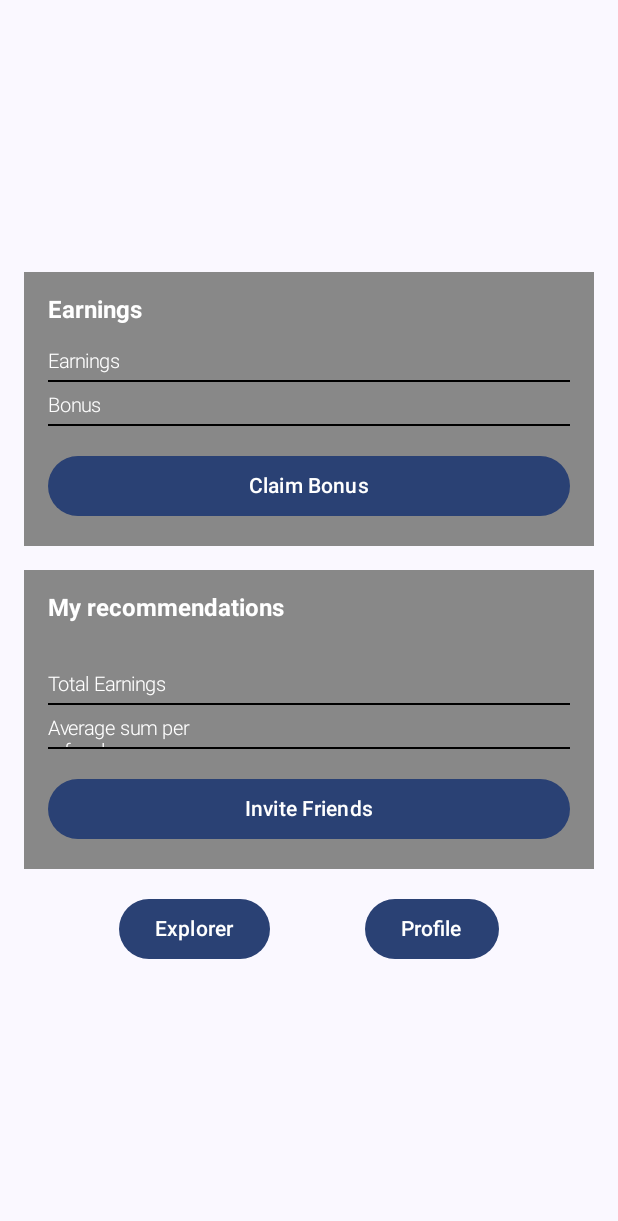
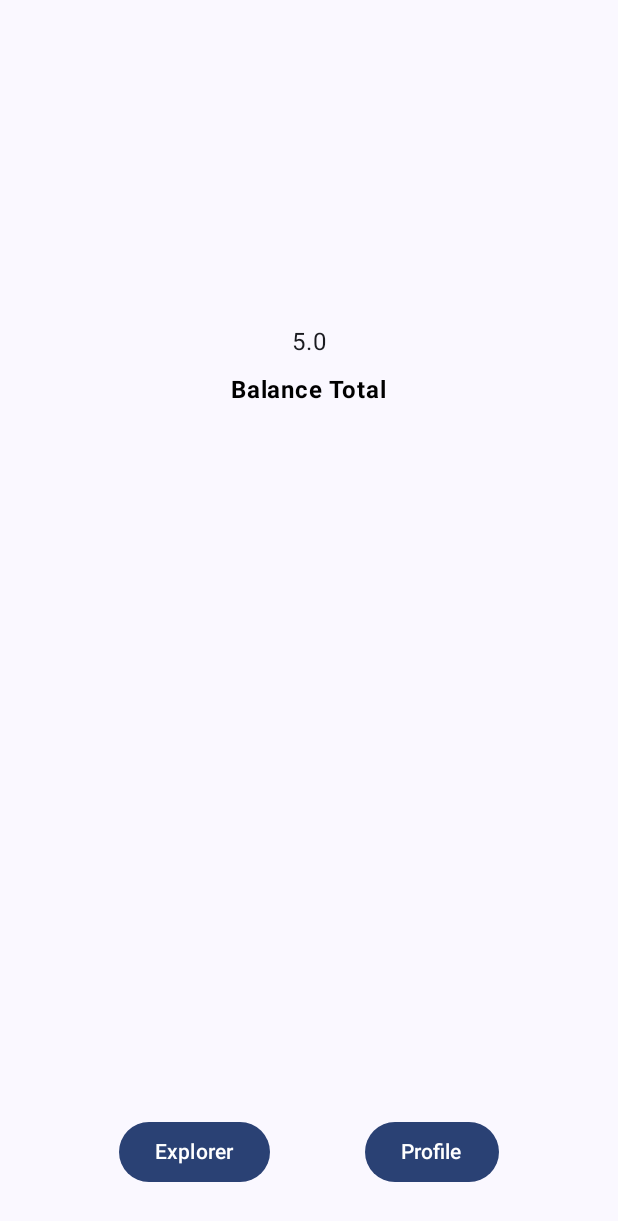
Before and after one commit to Morkstn/Startup, an Android app built with Jetpack Compose: the MainScreen screen opened through its navigation route, on a phone screen of 412 x 824 dp. Shown: the top 1221 px of the screen. Run offline under Robolectric (Android 15) with nearby library versions, the phone set to English and light mode, and no system bars; our stand-ins replace Room's generated code.

Commit message:
Version 1.4.1

```diff
--- a/Startup-main/app/src/main/java/com/fiap/startup/database/dao/UsuarioDao.kt
+++ b/Startup-main/app/src/main/java/com/fiap/startup/database/dao/UsuarioDao.kt
@@ -6,6 +6,7 @@ import androidx.room.Insert
 import androidx.room.Query
 import androidx.room.Update
 import com.fiap.startup.model.Usuario
+
 @Dao
 interface UsuarioDao {
 
@@ -15,6 +16,8 @@ interface UsuarioDao {
     @Update
     fun atualizar(usuario: Usuario): Int
 
+
+
     @Delete
     fun excluir(usuario: Usuario): Int
 
@@ -23,4 +26,5 @@ interface UsuarioDao {
 
     @Query("SELECT * FROM tb_usuario WHERE email = :email")
     fun buscarPorEmail(email: String): Usuario?
+
 }
--- a/Startup-main/app/src/main/java/com/fiap/startup/database/repository/UsuarioRepository.kt
+++ b/Startup-main/app/src/main/java/com/fiap/startup/database/repository/UsuarioRepository.kt
@@ -25,4 +25,8 @@ class UsuarioRepository(context: Context) {
         val usuario = db.buscarPorEmail(email)
         return usuario != null && usuario.password == password
     }
+
+
+
+
 }
--- a/Startup-main/app/src/main/java/com/fiap/startup/model/Usuario.kt
+++ b/Startup-main/app/src/main/java/com/fiap/startup/model/Usuario.kt
@@ -9,9 +9,10 @@ data class Usuario(
     var nome: String = "",
     var email: String= "",
     var cpf: String = "",
-    var saldo: Double = 0.00,
+    var saldo: Double = 5.00,
     var bonus: Double = 0.00,
     var premium: Boolean = false,
     var password: String = "",
 
-)
+
+    )
--- a/Startup-main/app/src/main/java/com/fiap/startup/navigation/AppNavigation.kt
+++ b/Startup-main/app/src/main/java/com/fiap/startup/navigation/AppNavigation.kt
@@ -54,6 +54,5 @@ fun AppNavigation() {
         composable(AppScreen.PasswordRecoveryScreen.route){
             PasswordRecoveryScreen(navController = navController)
         }
-
     }
 }
--- a/Startup-main/app/src/main/java/com/fiap/startup/navigation/AppScreen.kt
+++ b/Startup-main/app/src/main/java/com/fiap/startup/navigation/AppScreen.kt
@@ -9,6 +9,8 @@ sealed class AppScreen(val route: String,  val title: String) {
     object LoginScreen: AppScreen("Login","login_screen")
 
     object  PasswordRecoveryScreen: AppScreen("Reset", "reset_account")
+
+    //object  ChooseNewPassword: AppScreen ("NewPassword", "reset_password")
     object SingUpScreen: AppScreen("Create","singUp_screen")
 
 
--- a/Startup-main/app/src/main/java/com/fiap/startup/view/MainScreen.kt
+++ b/Startup-main/app/src/main/java/com/fiap/startup/view/MainScreen.kt
@@ -2,7 +2,6 @@ package com.fiap.startup.view
 
 import android.os.Build
 import androidx.annotation.RequiresApi
-import androidx.compose.foundation.background
 import androidx.compose.foundation.layout.Arrangement
 import androidx.compose.foundation.layout.Box
 import androidx.compose.foundation.layout.Column
@@ -12,225 +11,65 @@ import androidx.compose.foundation.layout.fillMaxSize
 import androidx.compose.foundation.layout.fillMaxWidth
 import androidx.compose.foundation.layout.height
 import androidx.compose.foundation.layout.padding
-import androidx.compose.foundation.layout.width
-import androidx.compose.foundation.layout.wrapContentHeight
 import androidx.compose.material3.Button
 import androidx.compose.material3.Text
 import androidx.compose.runtime.Composable
+import androidx.compose.runtime.remember
 import androidx.compose.ui.Alignment
 import androidx.compose.ui.Modifier
 import androidx.compose.ui.graphics.Color
-import androidx.compose.ui.text.TextStyle
 import androidx.compose.ui.text.font.FontWeight
 import androidx.compose.ui.tooling.preview.Preview
 import androidx.compose.ui.unit.dp
 import androidx.compose.ui.unit.sp
 import androidx.navigation.NavController
 import androidx.navigation.compose.rememberNavController
+import com.fiap.startup.model.Usuario
 import com.fiap.startup.navigation.AppScreen
 
 @RequiresApi(Build.VERSION_CODES.Q)
 @Composable
 fun MainScreen(navController: NavController) {
     Column(
-            modifier = Modifier
-                    .fillMaxSize()
-                    .padding(16.dp),
-            horizontalAlignment = Alignment.CenterHorizontally,
-            verticalArrangement = Arrangement.Center
+        modifier = Modifier
+            .fillMaxSize()
+            .padding(16.dp),
+        verticalArrangement = Arrangement.SpaceBetween
     ) {
-        // Text("Tela Principal")
+        // Conteúdo do saldo dentro da Box
         Box(
             modifier = Modifier
                 .fillMaxWidth()
-                .wrapContentHeight()
-                .background(Color.Gray)
+                .padding(top = 200.dp),
+            contentAlignment = Alignment.TopCenter
         ) {
+            val usuario = remember { Usuario() }
+            val saldo = usuario.saldo
+            // Column para organizar o saldo e "Balance" verticalmente
             Column(
-                modifier = Modifier
-                    .align(Alignment.TopStart)
-                    .padding(16.dp)
+                horizontalAlignment = Alignment.CenterHorizontally
             ) {
+                // Saldo
+                Text(text = "${saldo}")
+                // Espaçador entre o saldo e "Balance"
+                Spacer(modifier = Modifier.height(8.dp))
+                // Texto "Balance"
                 Text(
-                    text = "Earnings Today",
-                    style = TextStyle(
-                        fontSize = 16.sp,
-                        fontWeight = FontWeight.Bold,
-                        color = Color(0xFFFFFFFF)
-                    ),
-                    modifier = Modifier
-                        .width(99.dp)
-                        .height(20.dp)
-                        .align(Alignment.Start) // Alinha no canto esquerdo
+                    text = "Balance Total",
+                    fontWeight = FontWeight.Bold,
+                    fontSize = 16.sp,
+                    color = Color.Black
                 )
-                Spacer(modifier = Modifier.height(16.dp)) // Espaço adicionado
-
-                Text(
-                    text = "Earnings",
-                    style = TextStyle(
-                        fontSize = 13.sp,
-                        fontWeight = FontWeight(300),
-                        color = Color(0xFFFFFFFF)
-                    ),
-                    modifier = Modifier
-                        .width(99.dp)
-                        .height(20.dp)
-                        .align(Alignment.Start) // Alinha no canto esquerdo
-                )
-
-                // Linha personalizada
-                Spacer(
-                    modifier = Modifier
-                        .fillMaxWidth()
-                        .height(1.dp)
-                        .background(Color.Black)
-                )
-
-                Spacer(modifier = Modifier.height(8.dp)) // Espaço adicionado
-
-                Text(
-                    text = "Bonus",
-                    style = TextStyle(
-                        fontSize = 13.sp,
-                        fontWeight = FontWeight(300),
-                        color = Color(0xFFFDFDFD)
-                    ),
-
-
-                    modifier = Modifier
-                        .width(99.dp)
-                        .height(20.dp)
-                        .align(Alignment.Start) // Alinha no canto esquerdo
-                )
-
-                // Linha personalizada
-                Spacer(
-                    modifier = Modifier
-                        .fillMaxWidth()
-                        .height(1.dp)
-                        .background(Color.Black)
-                )
-
-                Spacer(modifier = Modifier.height(16.dp)) // Espaço adicionado
-
-                Box(
-                    modifier = Modifier
-                        .fillMaxWidth()
-
-                ) {
-                    Button(
-                        onClick = {
-                            // Your button click logic here
-                        },
-                        modifier = Modifier.fillMaxWidth()
-                            .align(Alignment.BottomCenter)
-                    ) {
-                        Text("Claim Bonus")
-                    }
-                }
-
             }
-
-
         }
-
-
-
+        // Espaçador
         Spacer(modifier = Modifier.height(16.dp))
 
-        Box(
+        // Botões fora da Box, no final da tela
+        Row(
             modifier = Modifier
                 .fillMaxWidth()
-                .wrapContentHeight()
-                .background(Color.Gray) // Cor de fundo da nova Box
-        ) {
-            Column(
-                modifier = Modifier
-                    .align(Alignment.TopStart)
-                    .padding(16.dp)
-            ) {
-                Text(
-                    text = "My recommendations", // Texto da nova Box
-                    style = TextStyle(
-                        fontSize = 16.sp,
-                        fontWeight = FontWeight.Bold,
-                        color = Color.White
-                    ),
-                    modifier = Modifier
-                        .align(Alignment.Start)
-
-                )
-
-                Spacer(modifier = Modifier.height(34.dp)) // Espaço adicionado
-
-                Text(
-                    text = "Total Earnings",
-                    style = TextStyle(
-                        fontSize = 13.sp,
-                        fontWeight = FontWeight(300),
-                        color = Color(0xFFFFFFFF)
-                    ),
-
-                    modifier = Modifier
-                        .width(99.dp)
-                        .height(20.dp)
-                        .align(Alignment.Start) // Alinha no canto esquerdo
-                )
-                // Linha personalizada
-                Spacer(
-                    modifier = Modifier
-                        .fillMaxWidth()
-                        .height(1.dp)
-                        .background(Color.Black)
-                )
-                Spacer(modifier = Modifier.height(8.dp)) // Espaço adicionado
-
-                Text(
-                    text = "Average sum per referral",
-                    style = TextStyle(
-                        fontSize = 13.sp,
-                        fontWeight = FontWeight(300),
-                        color = Color(0xFFFFFFFF)
-                    ),
-
-
-                    modifier = Modifier
-                        .width(99.dp)
-                        .height(20.dp)
-                        .align(Alignment.Start) // Alinha no canto esquerdo
-                )
-                Spacer(
-                    modifier = Modifier
-                        .fillMaxWidth()
-                        .height(1.dp)
-                        .background(Color.Black)
-                )
-                Spacer(modifier = Modifier.height(16.dp)) // Espaço adicionado
-                Box(
-                    modifier = Modifier
-                        .fillMaxWidth()
-
-                ) {
-                    Button(
-                        onClick = {
-                            // Your button click logic here
-                        },
-                        modifier = Modifier.fillMaxWidth()
-                            .align(Alignment.BottomCenter)
-                    ) {
-                        Text("Invite Friends")
-                    }
-                }
-
-
-
-            }
-        }
-
-        Spacer(modifier = Modifier.height(16.dp))
-
-        Row(
-            modifier = Modifier.fillMaxWidth(),
+                .padding(bottom = 16.dp),
             horizontalArrangement = Arrangement.SpaceEvenly
         ) {
             // Botão para navegar para a rota ExplorerScreen
@@ -239,8 +78,6 @@ fun MainScreen(navController: NavController) {
             ) {
                 Text("Explorer")
             }
-
-
             // Novo botão 1
             Button(
                 onClick = { navController.navigate(AppScreen.ProfileScreen.route) }
@@ -251,7 +88,7 @@ fun MainScreen(navController: NavController) {
     }
 }
 
-@RequiresApi(Build.VERSION_CODES.Q)
+@RequiresApi(Build.VERSION_CODES. Q)
 @Preview(showBackground = true)
 @Composable
 fun MainScreenPreview() {
--- a/Startup-main/app/src/main/java/com/fiap/startup/view/SingUpScreen.kt
+++ b/Startup-main/app/src/main/java/com/fiap/startup/view/SingUpScreen.kt
@@ -158,7 +158,7 @@ fun SingUpScreen(navController: NavController, usuarioRepository: UsuarioReposit
                             nome = name,
                             email = email,
                             cpf = cpf,
-                            password = password
+                            password = password,
                         )
                         val userId = usuarioRepository.salvar(usuario)
 
@@ -175,7 +175,7 @@ fun SingUpScreen(navController: NavController, usuarioRepository: UsuarioReposit
                 }
             ),
 
-        )
+            )
 //
         Spacer(modifier = Modifier.height(20.dp))
         Button(
```
Also changed, not shown: Startup-main/app/src/main/java/com/fiap/startup/view/PasswordRecoveryScreen.kt (indentation only).
